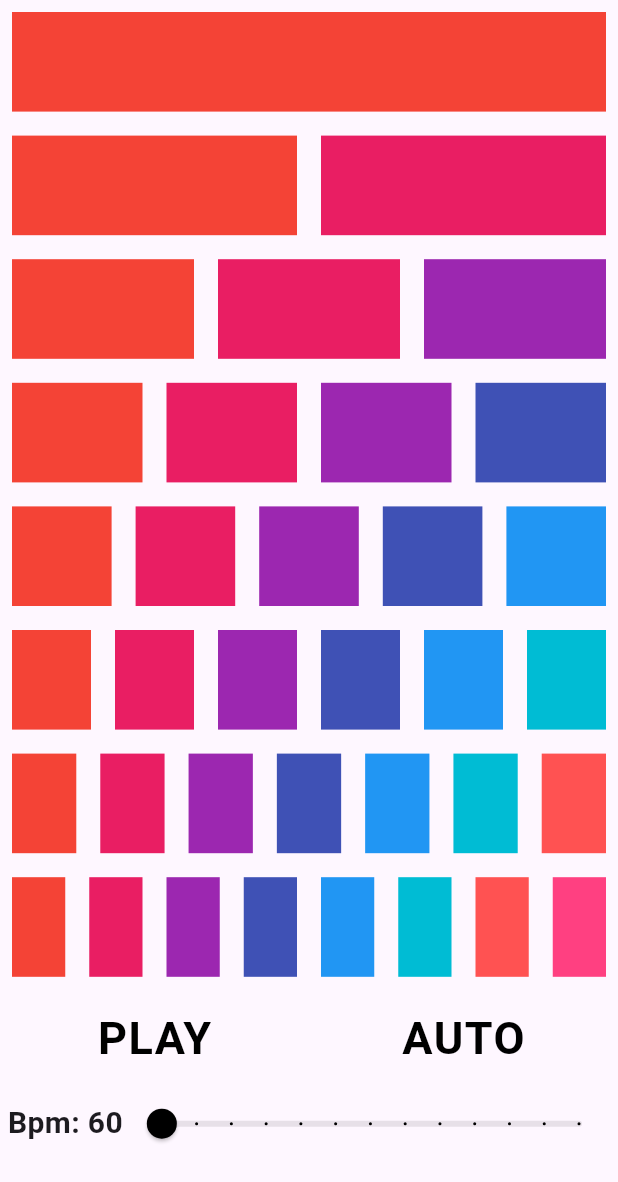
After one commit to goranesine/addictive_metronome_2, a Flutter app: the PyramidPage screen opened directly, after a tap on "PLAY", on a phone screen of 412 x 824 dp. The commit adds this screen. Shown: the top 1182 px of the screen. Run offline on Flutter 3.47's test engine with Material 2 defaults, Android fonts, the phone set to English and light mode, and no system bars; our stand-ins replace wakelock; missing offline and left inert: flutter_ogg_piano, reliable_interval_timer; statements that could not run were skipped.

Commit message:
pyramid_working

```diff
--- a/lib/constants.dart
+++ b/lib/constants.dart
@@ -1,7 +1,13 @@
 import 'package:flutter/material.dart';
 
 class Constants{
-
+static List<List<bool>> pyramidList = [
+  [true],[true,false],[true,false,false],[true,false,false,false],
+  [true,false,false,false,false],
+  [true,false,false,false,false,false],
+  [true,false,false,false,false,false,false],
+  [true,false,false,false,false,false,false,false],
+];
  static  List<Color> rainbowColors =  <Color>[
   Colors.red,
   Colors.pink,
--- /dev/null
+++ b/lib/models/pyramid_model.dart
@@ -0,0 +1,125 @@
+
+import 'dart:async';
+
+import 'package:addictive_metronome_2/constants.dart';
+
+import '../services/ogg_player.dart';
+import '../services/streams.dart';
+import '../services/timer.dart';
+
+class PyramidModel{
+
+  final _timer = CustomTimer();
+  final int minBpm = 60;
+  final int maxBpm = 120;
+  int bpm = 60;
+
+  late List<bool> playingPattern = [];
+  bool isAutomaticIncreasmentOn = false;
+  bool isClickPlaying = false;
+  bool isMetronomePlaying = false;
+  int beatPosition = 0;
+ bool isAscending = false;
+ int exerciseNumber = 0;
+ int numberOfLoopsPlayed = 0;
+  late StreamSubscription<Signal> _stream;
+
+  void on<Signal>(Signal s) => loop();
+
+  PyramidModel() {
+    updatePattern();
+    _timer.updateInterval(
+        Duration(milliseconds: 60000 ~/ bpm ));
+    _stream = Streams.listen(on);
+  }
+
+
+
+  void updatePattern() {
+
+    playingPattern.clear();
+    for(var i=0;i<8;i++){
+      for(var j=0;j< Constants.pyramidList[exerciseNumber].length;j++){
+playingPattern.add(Constants.pyramidList[exerciseNumber][j]);
+      }
+    }
+    Streams.broadcastGuiUpdateSignal();
+  }
+
+
+  void updateBpm(int newBpm) {
+    bpm = newBpm;
+    _timer.updateInterval(
+        Duration(milliseconds: 60000 ~/ bpm ~/Constants.pyramidList[exerciseNumber].length
+            ));
+    Streams.broadcastGuiUpdateSignal();
+  }
+
+  void toogleClick() {
+    isClickPlaying = !isClickPlaying;
+    Streams.broadcastGuiUpdateSignal();
+  }
+
+  void toogleAutoIncreasment() {
+    isAutomaticIncreasmentOn = !isAutomaticIncreasmentOn;
+    Streams.broadcastGuiUpdateSignal();
+  }
+
+  void toogleMetronome() {
+    if (_timer.isPlaying == true) {
+      _timer.stop();
+      _timer.isPlaying = false;
+      isMetronomePlaying = false;
+      beatPosition = 0;
+      exerciseNumber = 0;
+      isAscending = false;
+      updatePattern();
+      Streams.broadcastGuiUpdateSignal();
+    } else {
+      isMetronomePlaying = true;
+
+      _timer.start();
+      _timer.isPlaying = true;
+    }
+  }
+  void updateExerciseNUmber(){
+    if(isAutomaticIncreasmentOn && exerciseNumber == 0 && !isAscending){
+      updateBpm(bpm+5);
+    }
+    if(exerciseNumber == 7 || exerciseNumber == 0){isAscending = !isAscending;}
+
+    if(exerciseNumber<7 && isAscending){
+      exerciseNumber++;
+      updatePattern();
+    }else if(exerciseNumber>0 && !isAscending){
+      exerciseNumber--;
+      updatePattern();
+    }
+    Streams.broadcastGuiUpdateSignal();
+  }
+void updateBeatPosition(){
+  if(beatPosition < Constants.pyramidList[exerciseNumber].length * 8-1){
+    beatPosition++;
+  }else{
+    beatPosition=0;
+   updateExerciseNUmber();
+  }
+}
+  void loop() {
+    updateBpm(bpm);
+
+    if (playingPattern[beatPosition]) {
+
+       OggPlayer.play(1);
+
+    } else{OggPlayer.play(0);}
+
+   updateBeatPosition();
+
+  }
+  void dispose(){
+    _timer.stop();
+    _stream.cancel();
+
+  }
+}
--- a/lib/pages/home_page.dart
+++ b/lib/pages/home_page.dart
@@ -1,5 +1,6 @@
 
 import 'package:addictive_metronome_2/pages/eight_note_with_accents_page.dart';
+import 'package:addictive_metronome_2/pages/pyramid_page.dart';
 import 'package:addictive_metronome_2/pages/triplets_with_accent_page.dart';
 import 'package:addictive_metronome_2/services/router.dart';
 import 'package:flutter/cupertino.dart';
@@ -17,6 +18,8 @@ class HomePage extends StatelessWidget{
               child: Text("EIGHT NOTE WITH ACCENT")),
           ElevatedButton(onPressed:()=>SimpleRouter.forward(TripletsWithAccentsPage()),
               child: Text("TRIPLE NOTE WITH ACCENT")),
+          ElevatedButton(onPressed:()=>SimpleRouter.forward(PyramidPage()),
+              child: Text("PYRAMID EXERCISE")),
         ],
       ),
     );
--- /dev/null
+++ b/lib/pages/pyramid_page.dart
@@ -0,0 +1,261 @@
+import 'dart:async';
+
+import 'package:addictive_metronome_2/models/pyramid_model.dart';
+import 'package:flutter/material.dart';
+
+import '../constants.dart';
+import '../services/streams.dart';
+
+class PyramidPage extends StatefulWidget {
+  const PyramidPage({super.key});
+
+  @override
+  State<PyramidPage> createState() => _PyramidPageState();
+}
+
+class _PyramidPageState extends State<PyramidPage> {
+  final am = PyramidModel();
+  late StreamSubscription<Signal> metronomeStream;
+  late StreamSubscription<SignalForGuiUpdate> guiUpdateStream;
+
+  void on<Signal>(Signal s) => setState(() {
+        blink = !blink;
+      });
+
+  void onGui<SignalForGuiUpdate>(SignalForGuiUpdate s) => setState(() {});
+  bool blink = false;
+
+  @override
+  void initState() {
+    metronomeStream = Streams.listen(on);
+    guiUpdateStream = Streams.listenForGuiUpdate(onGui);
+    super.initState();
+  }
+
+  @override
+  void dispose() {
+    metronomeStream.cancel();
+    guiUpdateStream.cancel();
+    am.dispose();
+    super.dispose();
+  }
+
+  @override
+  Widget build(BuildContext context) {
+    double width = MediaQuery.of(context).size.width;
+    double height = MediaQuery.of(context).size.height;
+    return Scaffold(
+      body: SafeArea(
+        child: Row(
+          children: [
+            Column(
+              children: [
+                SizedBox(
+                  width: width,
+                  height: height / 100 * 80 / 8,
+                  child: ListView.builder(
+                      scrollDirection: Axis.horizontal,
+                      itemCount: 1,
+                      itemBuilder: (BuildContext con, index) => Padding(
+                            padding: const EdgeInsets.all(8.0),
+                            child: Container(
+                              width: width - 16,
+                              height: height / 100 * 80 / 8,
+                              color: am.exerciseNumber == 0 && blink
+                                  ? Colors.white
+                                  : Constants.rainbowColors[index],
+                            ),
+                          )),
+                ),
+                SizedBox(
+                  width: width,
+                  height: height / 100 * 80 / 8,
+                  child: ListView.builder(
+                      scrollDirection: Axis.horizontal,
+                      itemCount: 2,
+                      itemBuilder: (BuildContext con, index) => Padding(
+                            padding: const EdgeInsets.all(8.0),
+                            child: Container(
+                              width: width / 2 - 16,
+                              height: height / 100 * 80 / 8,
+                              color: am.exerciseNumber == 1 && blink
+                                  ? Colors.white
+                                  : Constants.rainbowColors[index],
+                            ),
+                          )),
+                ),
+                SizedBox(
+                  width: width,
+                  height: height / 100 * 80 / 8,
+                  child: ListView.builder(
+                      physics: const NeverScrollableScrollPhysics(),
+                      scrollDirection: Axis.horizontal,
+                      itemCount: 3,
+                      itemBuilder: (BuildContext con, index) => Padding(
+                            padding: const EdgeInsets.all(8.0),
+                            child: Container(
+                              width: width / 3 - 16,
+                              height: height / 100 * 80 / 8,
+                              color: am.exerciseNumber == 2 && blink
+                                  ? Colors.white
+                                  : Constants.rainbowColors[index],
+                            ),
+                          )),
+                ),
+                SizedBox(
+                  width: width,
+                  height: height / 100 * 80 / 8,
+                  child: ListView.builder(
+                      physics: const NeverScrollableScrollPhysics(),
+                      scrollDirection: Axis.horizontal,
+                      itemCount: 4,
+                      itemBuilder: (BuildContext con, index) => Padding(
+                            padding: const EdgeInsets.all(8.0),
+                            child: Container(
+                              width: width / 4 - 16,
+                              height: height / 100 * 80 / 8,
+                              color: am.exerciseNumber == 3 && blink
+                                  ? Colors.white
+                                  : Constants.rainbowColors[index],
+                            ),
+                          )),
+                ),
+                SizedBox(
+                  width: width,
+                  height: height / 100 * 80 / 8,
+                  child: ListView.builder(
+                      physics: const NeverScrollableScrollPhysics(),
+                      scrollDirection: Axis.horizontal,
+                      itemCount: 5,
+                      itemBuilder: (BuildContext con, index) => Padding(
+                            padding: const EdgeInsets.all(8.0),
+                            child: Container(
+                              width: width / 5 - 16,
+                              height: height / 100 * 80 / 8,
+                              color: am.exerciseNumber == 4 && blink
+                                  ? Colors.white
+                                  : Constants.rainbowColors[index],
+                            ),
+                          )),
+                ),
+                SizedBox(
+                  width: width,
+                  height: height / 100 * 80 / 8,
+                  child: ListView.builder(
+                      physics: const NeverScrollableScrollPhysics(),
+                      scrollDirection: Axis.horizontal,
+                      itemCount: 6,
+                      itemBuilder: (BuildContext con, index) => Padding(
+                            padding: const EdgeInsets.all(8.0),
+                            child: Container(
+                              width: width / 6 - 16,
+                              height: height / 100 * 80 / 8,
+                              color: am.exerciseNumber == 5 && blink
+                                  ? Colors.white
+                                  : Constants.rainbowColors[index],
+                            ),
+                          )),
+                ),
+                SizedBox(
+                  width: width,
+                  height: height / 100 * 80 / 8,
+                  child: ListView.builder(
+                      physics: const NeverScrollableScrollPhysics(),
+                      scrollDirection: Axis.horizontal,
+                      itemCount: 7,
+                      itemBuilder: (BuildContext con, index) => Padding(
+                            padding: const EdgeInsets.all(8.0),
+                            child: Container(
+                              width: width / 7 - 16,
+                              height: height / 100 * 80 / 8,
+                              color: am.exerciseNumber == 6 && blink
+                                  ? Colors.white
+                                  : Constants.rainbowColors[index],
+                            ),
+                          )),
+                ),
+                SizedBox(
+                  width: width,
+                  height: height / 100 * 80 / 8,
+                  child: ListView.builder(
+                      physics: const NeverScrollableScrollPhysics(),
+                      scrollDirection: Axis.horizontal,
+                      itemCount: 8,
+                      itemBuilder: (BuildContext con, index) => Padding(
+                            padding: const EdgeInsets.all(8.0),
+                            child: Container(
+                              width: width / 8 - 16,
+                              height: height / 100 * 80 / 8,
+                              color: am.exerciseNumber == 7 && blink
+                                  ? Colors.white
+                                  : Constants.rainbowColors[index],
+                            ),
+                          )),
+                ),
+                SizedBox(
+                  width: width,
+                  height: height / 100 * 80 / 10,
+                  child: Row(
+                    children: <Widget>[
+
+                      Expanded(
+                          child: InkWell(
+                        child: Center(
+                            child: am.isMetronomePlaying
+                                ? const Text(
+                                    "STOP",
+                                    style: Constants.submitTextStyle,
+                                  )
+                                : const Text(
+                                    "PLAY",
+                                    style: Constants.submitTextStyle,
+                                  )),
+                        onTap: () => am.toogleMetronome(),
+                      )),
+                      Expanded(
+                          child: InkWell(
+                        child: Center(
+                            child: Text(
+                          "AUTO",
+                          style: TextStyle(
+                            fontSize: 30,
+                            letterSpacing: 1,
+                            color: am.isAutomaticIncreasmentOn
+                                ? Colors.green
+                                : Colors.black,
+                            fontWeight: FontWeight.bold,
+                          ),
+                        )),
+                        onTap: () => am.toogleAutoIncreasment(),
+                      )),
+                    ],
+                  ),
+                ),
+                SizedBox(
+                  width: width,
+                  child: Row(
+                    children: [
+                      Text(" Bpm: ${am.bpm.toString()}",
+                          style: TextStyle(
+                              fontWeight: FontWeight.bold, fontSize: 20)),
+                      Expanded(
+                        child: Slider(
+                          activeColor: Colors.black,
+                          onChanged: (value) => am.updateBpm(value.toInt()),
+                          min: am.minBpm.toDouble(),
+                          max: am.maxBpm.toDouble(),
+                          divisions: 12,
+                          value: am.bpm.toDouble(),
+                        ),
+                      ),
+                    ],
+                  ),
+                ),
+              ],
+            ),
+          ],
+        ),
+      ),
+    );
+  }
+}
```
